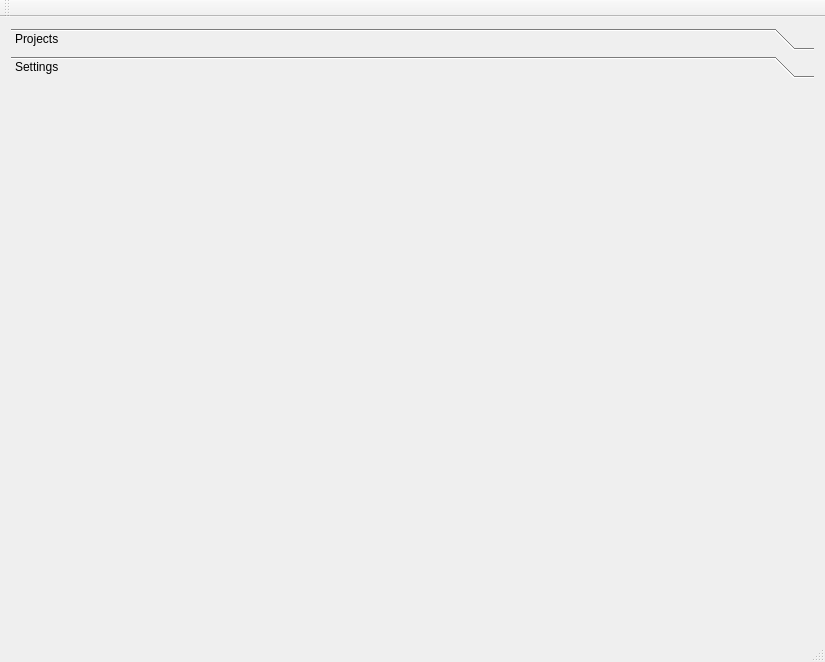
First picture: the form in UnrealManager.ui, repository Kiukey/UnrealManager, before the edit.
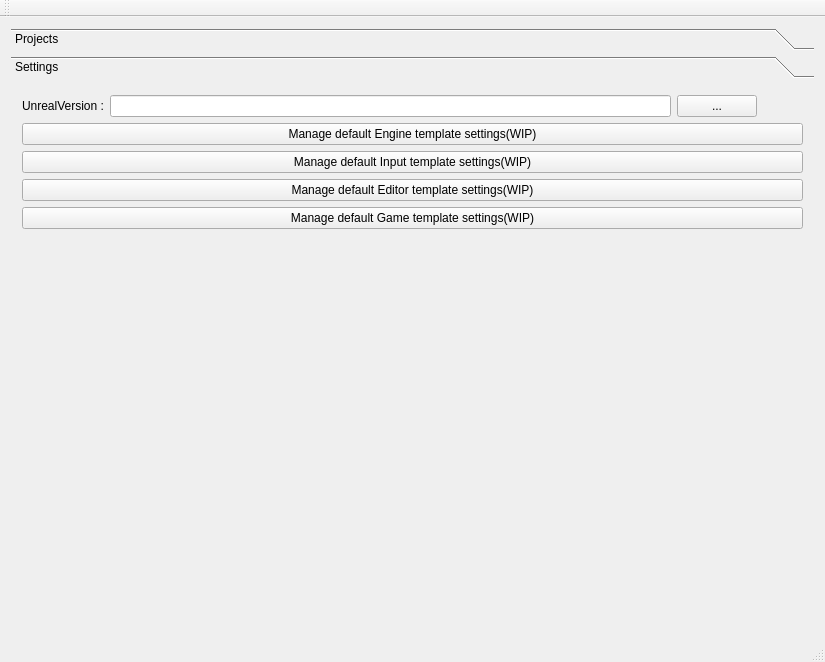
Second picture: the form after the edit. The open tabs and pages were chosen to show the change.

Commit message: adding possibility to modify unreal version

What changed in the file:
```diff
--- a/UnrealManager.ui
+++ b/UnrealManager.ui
@@ -110,13 +110,102 @@
         <rect>
          <x>0</x>
          <y>0</y>
-         <width>98</width>
-         <height>28</height>
+         <width>807</width>
+         <height>529</height>
         </rect>
        </property>
        <attribute name="label">
         <string>Settings</string>
        </attribute>
+       <layout class="QGridLayout" name="gridLayout_4">
+        <item row="5" column="0">
+         <spacer name="verticalSpacer">
+          <property name="orientation">
+           <enum>Qt::Vertical</enum>
+          </property>
+          <property name="sizeHint" stdset="0">
+           <size>
+            <width>20</width>
+            <height>40</height>
+           </size>
+          </property>
+         </spacer>
+        </item>
+        <item row="0" column="1">
+         <widget class="QLineEdit" name="UnrealVersionLineEdit">
+          <property name="sizePolicy">
+           <sizepolicy hsizetype="Expanding" vsizetype="Fixed">
+            <horstretch>0</horstretch>
+            <verstretch>0</verstretch>
+           </sizepolicy>
+          </property>
+          <property name="alignment">
+           <set>Qt::AlignLeading|Qt::AlignLeft|Qt::AlignTop</set>
+          </property>
+          <property name="readOnly">
+           <bool>true</bool>
+          </property>
+         </widget>
+        </item>
+        <item row="0" column="0">
+         <widget class="QLabel" name="unrealVersionLabel">
+          <property name="text">
+           <string>UnrealVersion :</string>
+          </property>
+         </widget>
+        </item>
+        <item row="0" column="3">
+         <spacer name="horizontalSpacer">
+          <property name="orientation">
+           <enum>Qt::Horizontal</enum>
+          </property>
+          <property name="sizeType">
+           <enum>QSizePolicy::Fixed</enum>
+          </property>
+          <property name="sizeHint" stdset="0">
+           <size>
+            <width>40</width>
+            <height>20</height>
+           </size>
+          </property>
+         </spacer>
+        </item>
+        <item row="1" column="0" colspan="4">
+         <widget class="QPushButton" name="pushButton">
+          <property name="text">
+           <string>Manage default Engine template settings(WIP)</string>
+          </property>
+         </widget>
+        </item>
+        <item row="2" column="0" colspan="4">
+         <widget class="QPushButton" name="pushButton_2">
+          <property name="text">
+           <string>Manage default Input template settings(WIP)</string>
+          </property>
+         </widget>
+        </item>
+        <item row="3" column="0" colspan="4">
+         <widget class="QPushButton" name="pushButton_3">
+          <property name="text">
+           <string>Manage default Editor template settings(WIP)</string>
+          </property>
+         </widget>
+        </item>
+        <item row="4" column="0" colspan="4">
+         <widget class="QPushButton" name="pushButton_4">
+          <property name="text">
+           <string>Manage default Game template settings(WIP)</string>
+          </property>
+         </widget>
+        </item>
+        <item row="0" column="2">
+         <widget class="QPushButton" name="localizeUnrealFolderButton">
+          <property name="text">
+           <string>...</string>
+          </property>
+         </widget>
+        </item>
+       </layout>
       </widget>
      </widget>
     </item>
```
Left out of the diff: 2 changed lines with no effect on the pictures. The commit also changes 3 other files.
